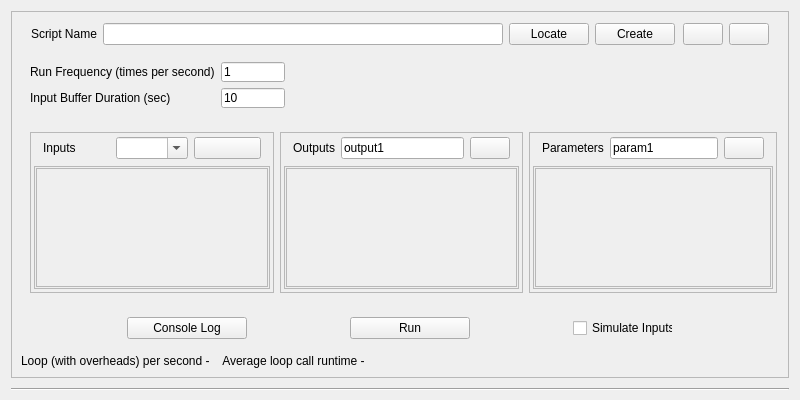
The window that ui/ScriptingWidget.ui (PhysioLabXR/PhysioLabXR-Community) describes before a commit, drawn with Qt 5.
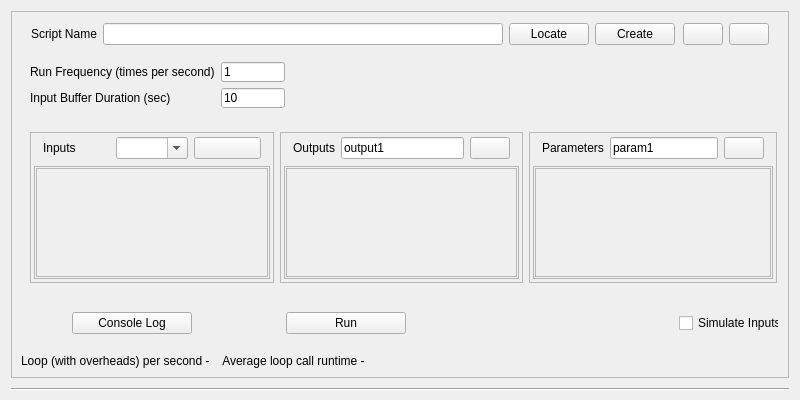
The same window after the commit.

What changed in the file:
```diff
--- a/ui/ScriptingWidget.ui
+++ b/ui/ScriptingWidget.ui
@@ -434,7 +434,7 @@
                        <x>0</x>
                        <y>0</y>
                        <width>232</width>
-                       <height>110</height>
+                       <height>102</height>
                       </rect>
                      </property>
                      <layout class="QVBoxLayout" name="inputLayout"/>
@@ -575,7 +575,7 @@
                        <x>0</x>
                        <y>0</y>
                        <width>233</width>
-                       <height>110</height>
+                       <height>102</height>
                       </rect>
                      </property>
                      <layout class="QVBoxLayout" name="outputLayout"/>
@@ -737,7 +737,7 @@
                        <x>0</x>
                        <y>0</y>
                        <width>232</width>
-                       <height>110</height>
+                       <height>102</height>
                       </rect>
                      </property>
                      <property name="sizePolicy">
@@ -762,7 +762,7 @@
         </layout>
        </widget>
       </item>
-      <item alignment="Qt::AlignVCenter">
+      <item>
        <widget class="QWidget" name="actions_widget" native="true">
         <property name="sizePolicy">
          <sizepolicy hsizetype="Preferred" vsizetype="Minimum">
@@ -770,6 +770,12 @@
           <verstretch>0</verstretch>
          </sizepolicy>
         </property>
+        <property name="minimumSize">
+         <size>
+          <width>0</width>
+          <height>50</height>
+         </size>
+        </property>
         <property name="maximumSize">
          <size>
           <width>16777215</width>
@@ -777,7 +783,19 @@
          </size>
         </property>
         <layout class="QHBoxLayout" name="horizontalLayout">
-         <item>
+         <property name="leftMargin">
+          <number>0</number>
+         </property>
+         <property name="topMargin">
+          <number>0</number>
+         </property>
+         <property name="rightMargin">
+          <number>0</number>
+         </property>
+         <property name="bottomMargin">
+          <number>0</number>
+         </property>
+         <item alignment="Qt::AlignHCenter|Qt::AlignVCenter">
           <widget class="QPushButton" name="ConsoleLogBtn">
            <property name="sizePolicy">
             <sizepolicy hsizetype="Fixed" vsizetype="Minimum">
@@ -803,6 +821,33 @@
           </widget>
          </item>
          <item>
+          <widget class="QWidget" name="widget" native="true">
+           <property name="sizePolicy">
+            <sizepolicy hsizetype="Maximum" vsizetype="Preferred">
+             <horstretch>0</horstretch>
+             <verstretch>0</verstretch>
+            </sizepolicy>
+           </property>
+           <property name="minimumSize">
+            <size>
+             <width>300</width>
+             <height>0</height>
+            </size>
+           </property>
+           <layout class="QHBoxLayout" name="horizontalLayout_8">
+            <property name="leftMargin">
+             <number>0</number>
+            </property>
+            <property name="topMargin">
+             <number>0</number>
+            </property>
+            <property name="rightMargin">
+             <number>0</number>
+            </property>
+            <property name="bottomMargin">
+             <number>0</number>
+            </property>
+            <item alignment="Qt::AlignVCenter">
           <widget class="QPushButton" name="runBtn">
            <property name="sizePolicy">
             <sizepolicy hsizetype="Fixed" vsizetype="Minimum">
@@ -828,6 +873,28 @@
           </widget>
          </item>
          <item>
+             <widget class="QLabel" name="stopping_label">
+              <property name="sizePolicy">
+               <sizepolicy hsizetype="Preferred" vsizetype="Preferred">
+                <horstretch>0</horstretch>
+                <verstretch>0</verstretch>
+               </sizepolicy>
+              </property>
+              <property name="maximumSize">
+               <size>
+                <width>64</width>
+                <height>16777215</height>
+               </size>
+              </property>
+              <property name="text">
+               <string/>
+              </property>
+             </widget>
+            </item>
+           </layout>
+          </widget>
+         </item>
+         <item alignment="Qt::AlignRight">
           <widget class="QCheckBox" name="simulateCheckbox">
            <property name="sizePolicy">
             <sizepolicy hsizetype="Minimum" vsizetype="Minimum">
```
Lines whose indentation alone changed are shown as unchanged.
